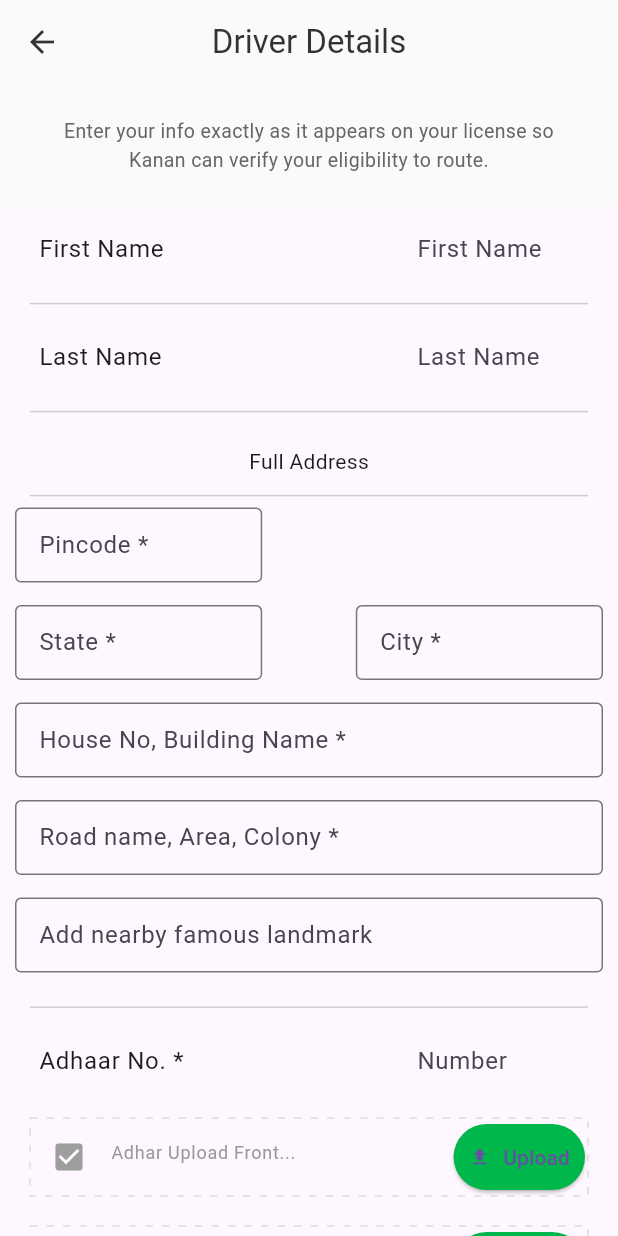
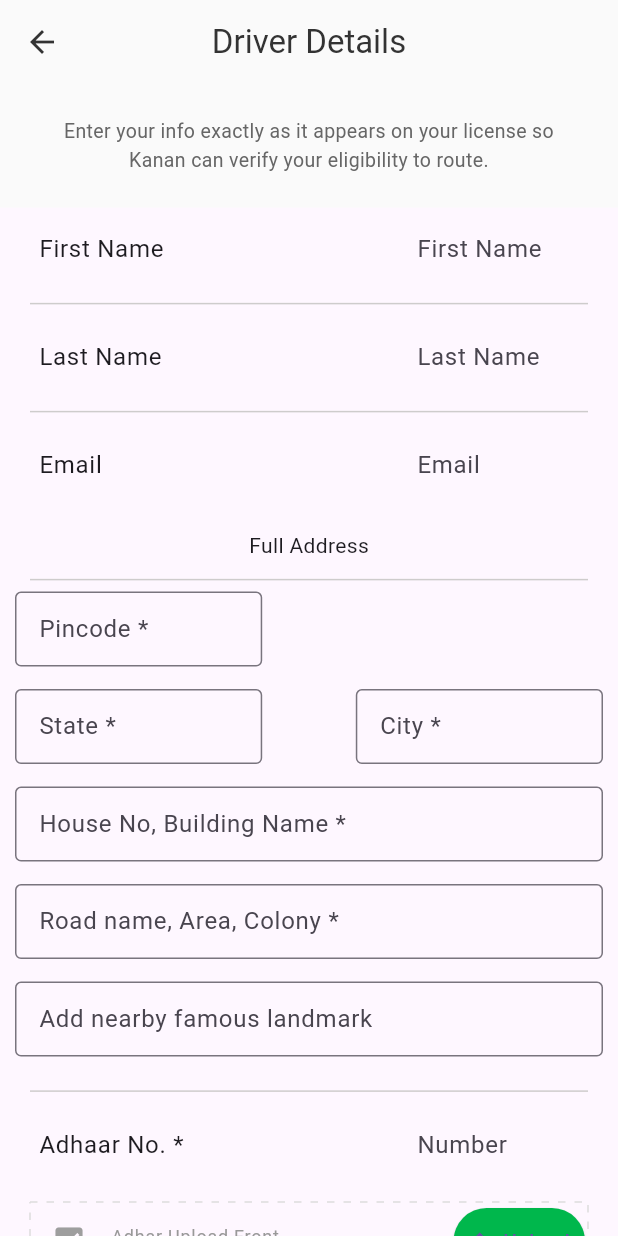
Before and after one commit to mahaseth/driver_car_rental, a Flutter app: the DriverDetailsScreen screen opened directly, on a phone screen of 412 x 824 dp. Run offline on Flutter 3.47's test engine with Material 3 defaults, Android fonts, the phone set to English and light mode, and no system bars; drawn by our look-alikes of dotted_border, modal_progress_hud_nsn; our stand-ins replace dio, file_picker, flutter_keyboard_visibility, geolocator, google_maps_flutter, intl_phone_field and 5 more; accounts and stored records are empty.

Commit message:
Done deal

```diff
--- a/lib/model/driverprofile.dart
+++ b/lib/model/driverprofile.dart
@@ -74,7 +74,6 @@ class DriverProfile {
 
   Map<String, dynamic> toJson() {
     final Map<String, dynamic> data = <String, dynamic>{};
-    data['id'] = id;
     data['first_name'] = firstname;
     data['last_name'] = lastname;
     data['phone'] = phone;
@@ -92,10 +91,7 @@ class DriverProfile {
     data['photo_upload'] = photoupload;
     data['terms_policy'] = termspolicy;
     data['myride_insurance'] = myrideinsurance;
-    data['wallet_balance'] = walletBalance;
     data['driver_duty'] = driverDuty;
-    data['total_trip'] = totalTrip;
-    data['total_distance_km'] = totalDistanceKm;
     return data;
   }
 }
--- a/lib/model/vehicleinfo.dart
+++ b/lib/model/vehicleinfo.dart
@@ -163,7 +163,7 @@ class VehicleInfoo {
     cabTypeText = json['cab_type']?['cab_type'] ?? "";
     cabtype = json['cab_type']?['id'] ?? 0;
     cabClassText = json['cab_class']?['cab_class'] ?? "Not present";
-    iconImage = json['cab_class']?['icon'] ?? "";
+    iconImage = json['model']?['model_image'] ?? "";
     pollution = json["pollution"];
     sound = json["sound"];
     price = json["cab_class"]?['price']?['price'].round() ?? 0;
--- a/lib/repository/driverprofile_repo.dart
+++ b/lib/repository/driverprofile_repo.dart
@@ -8,8 +8,9 @@ class DriverProfileRepo {
 
   makeProfile(context, var bodyTosend) async {
     try {
+      print("Token ${SignInViewModel.token}");
       final response = await _networkService
-          .putApiResponse("http://3.109.183.75/account/driver-profile/",
+          .patchApiResponse("http://3.109.183.75/account/driver-profile/",
               bodyTosend, SignInViewModel.token)
           .catchError((error, stackTrace) {
         Utils.showMyDialog(error.toString(), context);
--- a/lib/view/for_driver/driver-details/driver-details.dart
+++ b/lib/view/for_driver/driver-details/driver-details.dart
@@ -34,6 +34,7 @@ class _DriverDetailsScreenState extends State<DriverDetailsScreen> {
   final TextEditingController aadhar = TextEditingController();
   final TextEditingController pan = TextEditingController();
   final TextEditingController license = TextEditingController();
+  final TextEditingController email = TextEditingController();
 
   late File? af, ab, p, lf, lb, pu;
   String? afs, abs, ps, lfs, lbs, pus;
@@ -205,6 +206,20 @@ class _DriverDetailsScreenState extends State<DriverDetailsScreen> {
                     ),
                   ),
                   customDivider(),
+                  ListTile(
+                    title: const Text("Email"),
+                    trailing: SizedBox(
+                      width: 100,
+                      child: TextField(
+                        controller: email,
+                        decoration: const InputDecoration(
+                          border: InputBorder.none,
+                          hintText: "Email",
+                        ),
+                      ),
+                    ),
+                    onTap: () {},
+                  ),
                   addressView(),
                   customDivider(),
                   selectbox(),
@@ -350,6 +365,7 @@ class _DriverDetailsScreenState extends State<DriverDetailsScreen> {
             ),
             onPressed: () async {
               check() ? submit() : showSnackbar("All fields are required");
+              // submit();
             },
             child: const Text("SUBMIT "),
           ),
@@ -364,6 +380,7 @@ class _DriverDetailsScreenState extends State<DriverDetailsScreen> {
         pinCode.text.isNotEmpty &&
         aadhar.text.isNotEmpty &&
         pan.text.isNotEmpty &&
+        email.text.isNotEmpty &&
         afs != null &&
         abs != null &&
         ps != null &&
@@ -377,8 +394,11 @@ class _DriverDetailsScreenState extends State<DriverDetailsScreen> {
     _provider!.driverProfile = DriverProfile(
       firstname: fName.text,
       lastname: lName.text,
-      phone: Provider.of<SignInViewModel>(context, listen: false).phone,
-      email: "abvhhhfced@gmail.com",
+      phone: Provider.of<DriveProfileViewModel>(context, listen: false)
+              .currDriverProfile
+              ?.phone ??
+          "9458942703",
+      email: email.text,
       fulladdress: pinCode.text,
       alternatenumber: "",
       aadharnumber: aadhar.text,
@@ -392,6 +412,7 @@ class _DriverDetailsScreenState extends State<DriverDetailsScreen> {
       photoupload: pus,
       termspolicy: true,
       myrideinsurance: true,
+      driverDuty: false,
     );
     setState(() {
       _provider!.loading = true;
--- a/lib/view/for_driver/home/home.dart
+++ b/lib/view/for_driver/home/home.dart
@@ -24,7 +24,7 @@ class _HomePageScreenState extends State<HomePageScreen> {
   }
 
   void readData() async {
-    String token = 'ad2d45807fbec23b121b86bcfed4ce525731744c';
+    String token = '7687869c4772056d8b2d54a5317b237ff9d79f74';
     SharedPreferences sharedPreferences = await SharedPreferences.getInstance();
     sharedPreferences.setString("token", token);
   }
```
